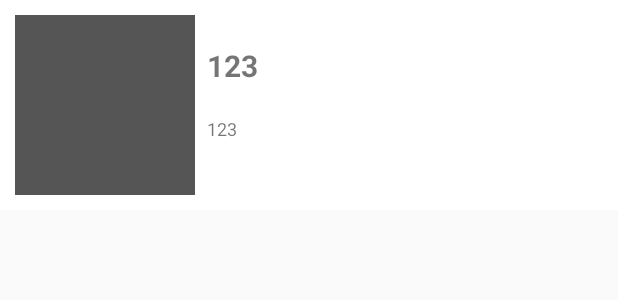
After one commit to grayscaler/Zoo, an Android app: the layout plant_item.xml on its own in the app's theme, with its tools: preview values and no code run, on a phone screen of 412 x 824 dp. The commit adds this screen. Shown: the top 300 px of the screen. Run offline under Robolectric (Android 15) with nearby library versions, the phone set to English and light mode, and no system bars; network calls fail.

Commit message:
show plants data

```diff
--- a/app/src/main/java/com/james/zoo/Constants/Constants.java
+++ b/app/src/main/java/com/james/zoo/Constants/Constants.java
@@ -10,4 +10,5 @@ public final class Constants {
     public static final String API_QUERY_VALUE_PLANTS = "f18de02f-b6c9-47c0-8cda-50efad621c14";
 
     public static final String OBJECT_AREA = "OBJECT_AREA";
+    public static final String OBJECT_PLANT = "OBJECT_PLANT";
 }
--- a/app/src/main/java/com/james/zoo/area/AreaActivity.java
+++ b/app/src/main/java/com/james/zoo/area/AreaActivity.java
@@ -36,13 +36,10 @@ public class AreaActivity extends AppCompatActivity {
         AreaFragment areaFragment = (AreaFragment) getSupportFragmentManager().findFragmentById(R.id.contentFrame);
         if (areaFragment == null) {
             areaFragment = AreaFragment.newInstance();
-            Bundle bundle = new Bundle();
-            bundle.putParcelable(OBJECT_AREA, area);
-            areaFragment.setArguments(bundle);
             ActivityUtils.addFragmentToActivity(getSupportFragmentManager(), areaFragment, R.id.contentFrame);
         }
 
-        mAreaPresenter = new AreaPresenter(areaFragment, ZooRepository.getInstance(ZooRemoteDataSource.getInstance()));
+        mAreaPresenter = new AreaPresenter(areaFragment, ZooRepository.getInstance(ZooRemoteDataSource.getInstance()), area);
     }
 
     @Override
--- /dev/null
+++ b/app/src/main/res/layout/plant_item.xml
@@ -0,0 +1,44 @@
+<?xml version="1.0" encoding="utf-8"?>
+<RelativeLayout xmlns:android="http://schemas.android.com/apk/res/android"
+    xmlns:tools="http://schemas.android.com/tools"
+    android:id="@+id/root"
+    android:layout_width="match_parent"
+    android:layout_height="140dp"
+    android:background="#ffffff"
+    android:padding="10dp">
+
+    <ImageView
+        android:id="@+id/image"
+        android:layout_width="120dp"
+        android:layout_height="match_parent"
+        tools:background="#555555" />
+
+    <TextView
+        android:id="@+id/name"
+        android:layout_width="wrap_content"
+        android:layout_height="wrap_content"
+        android:layout_marginStart="8dp"
+        android:layout_marginLeft="8dp"
+        android:layout_marginTop="20dp"
+        android:layout_toEndOf="@id/image"
+        android:layout_toRightOf="@id/image"
+        android:textSize="20sp"
+        android:textStyle="bold"
+        tools:text="123" />
+
+    <TextView
+        android:id="@+id/info"
+        android:layout_width="wrap_content"
+        android:layout_height="wrap_content"
+        android:layout_below="@id/name"
+        android:layout_marginStart="8dp"
+        android:layout_marginLeft="8dp"
+        android:layout_marginTop="20dp"
+        android:layout_toEndOf="@id/image"
+        android:layout_toRightOf="@id/image"
+        android:gravity="top"
+        android:lines="2"
+        android:textSize="12sp"
+        tools:text="123" />
+
+</RelativeLayout>
```
Also changed, not shown: app/src/main/java/com/james/zoo/adapter/PlantAdapter.java (added, +95 -0 lines), app/src/main/java/com/james/zoo/area/AreaContract.java (+10 -4 lines), app/src/main/java/com/james/zoo/area/AreaFragment.java (+47 -14 lines), app/src/main/java/com/james/zoo/area/AreaPresenter.java (+10 -10 lines), app/src/main/java/com/james/zoo/data/Plant.java (+104 -1 lines), app/src/main/java/com/james/zoo/plant/PlantActivity.java (+6 -1 lines), app/src/main/res/layout/plant_frag.xml (+0 -7 lines).
